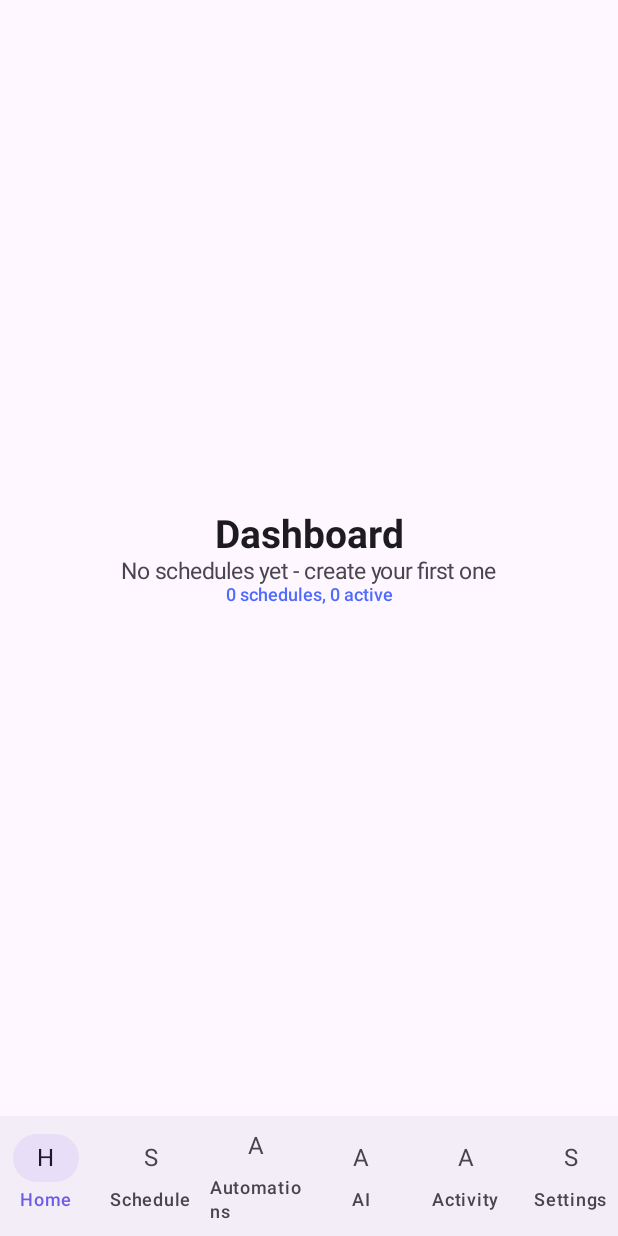
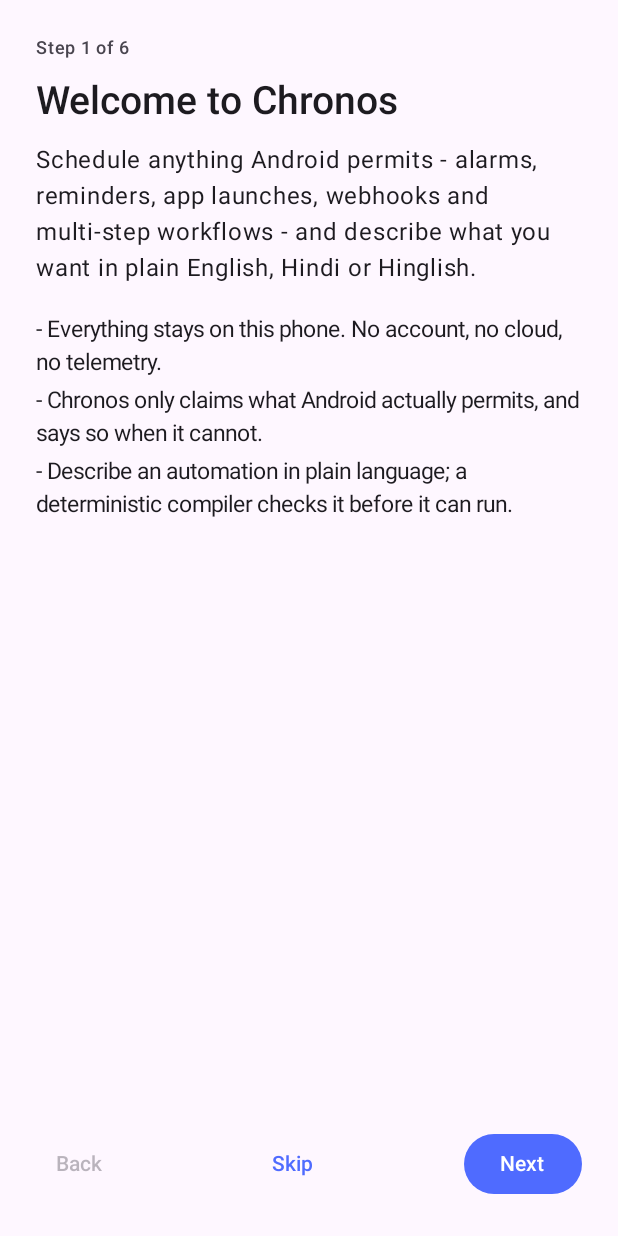
Before and after one commit to puneet-swarup/chronos, an Android app built with Jetpack Compose: the screen it shows after launch (MainActivity), on a phone screen of 412 x 824 dp. Run offline under Robolectric (Android 15) with nearby library versions, the phone set to English and light mode, and no system bars; our stand-ins replace Room's generated code.

Commit message:
feat(app): add a first-run guide for capabilities and permissions (#8)
The app opened straight onto the Home screen, so a new user had no way to learn
what Chronos does or that four Android permissions decide whether it works. This
adds a six-step guide: what Chronos is, notifications, exact alarms, battery
optimisation, Do Not Disturb access, then a tour of the six sections.

Design decisions worth reviewing:

- Nothing is blocking. Every step states the consequence of refusing, offers the
  system screen, and moves on. A guide that gates the app behind permissions would
  contradict the honesty principle the project is built on.
- The permission state is read, never assumed: notifications via
  NotificationManagerCompat, exact alarms via AlarmManager.canScheduleExactAlarms
  on API 31+, battery via PowerManager.isIgnoringBatteryOptimizations, DND via
  NotificationManager.isNotificationPolicyAccessGranted. Each probe is wrapped in
  runCatching and defaults to 'not granted', so an OEM that throws on a system
  service shows the honest answer instead of crashing the first run.
- 'Check again' re-reads the state, because returning from a system settings
  screen does not otherwise notify the app.
- State, step order and the permission mapping live in pure Kotlin
  (OnboardingModels/OnboardingViewModel) behind CapabilityProbe and OnboardingStore
  interfaces, so the flow is unit-tested on the JVM without Robolectric. Nine tests
  cover step bounds, completion persistence, refresh and per-step status.
- Completion is one boolean in SharedPreferences; DataStore would be a dependency
  for a single flag.

MainActivity and ServiceLocator are reformatted to the 4-space style declared in
.editorconfig while editing them; the rest of the repository still uses the single
space its authoring toolchain produced. A repo-wide ktlint/spotless pass is a
separate change.

```diff
--- a/app/build.gradle.kts
+++ b/app/build.gradle.kts
@@ -70,6 +70,9 @@ dependencies {
  implementation(composeBom)
  implementation("androidx.compose.ui:ui")
  implementation("androidx.compose.ui:ui-tooling-preview")
+ // Scroll modifiers and layout primitives; material3 brings this in
+ // transitively, but the first-run guide uses foundation directly.
+ implementation("androidx.compose.foundation:foundation")
  implementation("androidx.compose.material3:material3")
  implementation("androidx.navigation:navigation-compose:2.8.4")
 
--- a/app/src/main/kotlin/com/chronos/app/MainActivity.kt
+++ b/app/src/main/kotlin/com/chronos/app/MainActivity.kt
@@ -11,12 +11,14 @@ import androidx.compose.material3.Text
 import androidx.compose.runtime.Composable
 import androidx.compose.runtime.collectAsState
 import androidx.compose.runtime.getValue
+import androidx.compose.runtime.remember
 import androidx.compose.ui.Modifier
 import androidx.navigation.NavDestination.Companion.hierarchy
 import androidx.navigation.compose.NavHost
 import androidx.navigation.compose.composable
 import androidx.navigation.compose.currentBackStackEntryAsState
 import androidx.navigation.compose.rememberNavController
+import com.chronos.app.onboarding.OnboardingScreen
 import com.chronos.app.ui.ActivityScreen
 import com.chronos.app.ui.AiAssistantScreen
 import com.chronos.app.ui.AutomationsScreen
@@ -28,7 +30,26 @@ import com.chronos.app.ui.theme.ChronosTheme
 class MainActivity : ComponentActivity() {
     override fun onCreate(savedInstanceState: Bundle?) {
         super.onCreate(savedInstanceState)
- setContent { ChronosTheme { ChronosApp() } }
+        setContent { ChronosTheme { ChronosRoot() } }
+    }
+}
+
+// The first run shows the guide; every later launch goes straight to the app.
+@Composable
+fun ChronosRoot() {
+    val onboarding = remember { ServiceLocator.newOnboardingViewModel() }
+    val onboardingState by onboarding.state.collectAsState()
+
+    if (onboardingState.completed) {
+        ChronosApp()
+    } else {
+        OnboardingScreen(
+            state = onboardingState,
+            onNext = onboarding::next,
+            onBack = onboarding::back,
+            onRefresh = onboarding::refresh,
+            onFinish = onboarding::finish,
+        )
     }
 }
 
@@ -46,7 +67,7 @@ private val navItems = listOf(
 @Composable
 fun ChronosApp() {
     val navController = rememberNavController()
- val homeViewModel = ServiceLocator.newHomeViewModel()
+    val homeViewModel = remember { ServiceLocator.newHomeViewModel() }
     val homeState by homeViewModel.state.collectAsState()
 
     Scaffold(
--- a/app/src/main/kotlin/com/chronos/app/ServiceLocator.kt
+++ b/app/src/main/kotlin/com/chronos/app/ServiceLocator.kt
@@ -3,6 +3,11 @@ package com.chronos.app
 import android.content.Context
 import com.chronos.app.data.ChronosDatabase
 import com.chronos.app.data.ScheduleRepository
+import com.chronos.app.onboarding.AndroidCapabilityProbe
+import com.chronos.app.onboarding.CapabilityProbe
+import com.chronos.app.onboarding.OnboardingStore
+import com.chronos.app.onboarding.OnboardingViewModel
+import com.chronos.app.onboarding.SharedPreferencesOnboardingStore
 import com.chronos.app.ui.HomeViewModel
 import com.chronos.core.action.ActionRegistry
 import com.chronos.core.action.DefaultActions
@@ -25,17 +30,29 @@ object ServiceLocator {
     lateinit var modelProvider: LocalModelProvider
         private set
 
+    lateinit var capabilityProbe: CapabilityProbe
+        private set
+
+    lateinit var onboardingStore: OnboardingStore
+        private set
+
     fun init(context: Context) {
         if (initialized) return
         synchronized(this) {
             if (initialized) return
- val db = ChronosDatabase.get(context)
+            val appContext = context.applicationContext
+            val db = ChronosDatabase.get(appContext)
             actionRegistry = DefaultActions.registry()
             repository = ScheduleRepository(db.scheduleDao(), db.executionDao(), db.auditDao())
             modelProvider = SimulatedModelProvider()
+            capabilityProbe = AndroidCapabilityProbe(appContext)
+            onboardingStore = SharedPreferencesOnboardingStore(appContext)
             initialized = true
         }
     }
 
     fun newHomeViewModel(): HomeViewModel = HomeViewModel(repository)
+
+    fun newOnboardingViewModel(): OnboardingViewModel =
+        OnboardingViewModel(capabilityProbe, onboardingStore)
 }
--- /dev/null
+++ b/app/src/main/kotlin/com/chronos/app/onboarding/AndroidCapabilities.kt
@@ -0,0 +1,67 @@
+package com.chronos.app.onboarding
+
+import android.app.AlarmManager
+import android.app.NotificationManager
+import android.content.Context
+import android.os.Build
+import android.os.PowerManager
+import androidx.core.app.NotificationManagerCompat
+
+// Reads the real permission state. Every check is defensive: an OEM that throws
+// on a system service must not crash the first run, so failures degrade to "not
+// granted", which is the honest answer.
+class AndroidCapabilityProbe(private val context: Context) : CapabilityProbe {
+
+    override fun read(): DeviceCapabilities = DeviceCapabilities(
+        notificationsEnabled = notificationsEnabled(),
+        exactAlarmsAllowed = exactAlarmsAllowed(),
+        batteryOptimisationIgnored = batteryOptimisationIgnored(),
+        dndAccessGranted = dndAccessGranted(),
+    )
+
+    private fun notificationsEnabled(): Boolean = runCatching {
+        NotificationManagerCompat.from(context).areNotificationsEnabled()
+    }.getOrDefault(false)
+
+    private fun exactAlarmsAllowed(): Boolean = runCatching {
+        if (Build.VERSION.SDK_INT < Build.VERSION_CODES.S) {
+            // Before Android 12 exact alarms need no special access.
+            true
+        } else {
+            val alarms = context.getSystemService(AlarmManager::class.java)
+            alarms?.canScheduleExactAlarms() ?: false
+        }
+    }.getOrDefault(false)
+
+    private fun batteryOptimisationIgnored(): Boolean = runCatching {
+        val power = context.getSystemService(PowerManager::class.java)
+        power?.isIgnoringBatteryOptimizations(context.packageName) ?: false
+    }.getOrDefault(false)
+
+    private fun dndAccessGranted(): Boolean = runCatching {
+        val notifications = context.getSystemService(NotificationManager::class.java)
+        notifications?.isNotificationPolicyAccessGranted ?: false
+    }.getOrDefault(false)
+}
+
+// SharedPreferences is enough for one boolean; adding DataStore for this would
+// be a dependency for its own sake.
+class SharedPreferencesOnboardingStore(context: Context) : OnboardingStore {
+
+    private val prefs = context.getSharedPreferences(PREFS, Context.MODE_PRIVATE)
+
+    override fun isCompleted(): Boolean = prefs.getBoolean(KEY_COMPLETED, false)
+
+    override fun markCompleted() {
+        prefs.edit().putBoolean(KEY_COMPLETED, true).apply()
+    }
+
+    override fun reset() {
+        prefs.edit().putBoolean(KEY_COMPLETED, false).apply()
+    }
+
+    private companion object {
+        const val PREFS = "chronos.onboarding"
+        const val KEY_COMPLETED = "completed"
+    }
+}
--- /dev/null
+++ b/app/src/main/kotlin/com/chronos/app/onboarding/OnboardingModels.kt
@@ -0,0 +1,144 @@
+package com.chronos.app.onboarding
+
+// Pure-Kotlin onboarding model. Nothing here touches Android, so the step order,
+// the gating rules and the summary maths are unit-testable on any JVM.
+
+// What the user can do about a step. Each value maps to a concrete Android
+// action in OnboardingScreen; NONE means the step is informational.
+enum class OnboardingAction {
+    NONE,
+    REQUEST_NOTIFICATIONS,
+    OPEN_EXACT_ALARM_SETTINGS,
+    OPEN_BATTERY_SETTINGS,
+    OPEN_DND_SETTINGS,
+}
+
+// One page of the first-run guide. The order of the enum constants is the order
+// the user sees.
+//
+// `essential` means Chronos is much less useful without it; `optional` means the
+// feature simply stays off. Nothing is mandatory: blocking a user behind a
+// permission they do not want to grant would contradict the honesty principle.
+enum class OnboardingStep(
+    val title: String,
+    val summary: String,
+    val consequence: String,
+    val action: OnboardingAction,
+    val essential: Boolean,
+) {
+    WELCOME(
+        title = "Welcome to Chronos",
+        summary = "Schedule anything Android permits - alarms, reminders, app launches, " +
+            "webhooks and multi-step workflows - and describe what you want in plain " +
+            "English, Hindi or Hinglish.",
+        consequence = "",
+        action = OnboardingAction.NONE,
+        essential = false,
+    ),
+    NOTIFICATIONS(
+        title = "Notifications",
+        summary = "Chronos delivers alarms and reminders as notifications. Without this " +
+            "permission a schedule can still run, but you will not see that it did.",
+        consequence = "Without it: alarms fire silently or not at all on Android 13+.",
+        action = OnboardingAction.REQUEST_NOTIFICATIONS,
+        essential = true,
+    ),
+    EXACT_ALARMS(
+        title = "Exact alarms",
+        summary = "Exact alarm access lets Chronos fire a schedule at 06:00 rather than " +
+            "\"sometime in the next quarter of an hour\". Android grants it per app and " +
+            "the user can revoke it later.",
+        consequence = "Without it: schedules fall back to inexact delivery, which can be " +
+            "minutes late.",
+        action = OnboardingAction.OPEN_EXACT_ALARM_SETTINGS,
+        essential = true,
+    ),
+    BATTERY(
+        title = "Battery optimisation",
+        summary = "Android puts idle apps into Doze, which can delay or drop background " +
+            "work. Exempting Chronos keeps schedules reliable through the night.",
+        consequence = "Without it: schedules may not run while the phone is idle.",
+        action = OnboardingAction.OPEN_BATTERY_SETTINGS,
+        essential = true,
+    ),
+    DO_NOT_DISTURB(
+        title = "Do Not Disturb access",
+        summary = "Automations that switch Do Not Disturb on or off need this special " +
+            "access. It is only used when a workflow explicitly asks for it.",
+        consequence = "Without it: DND actions are reported as unavailable, and nothing " +
+            "else changes.",
+        action = OnboardingAction.OPEN_DND_SETTINGS,
+        essential = false,
+    ),
+    TOUR(
+        title = "What is where",
+        summary = "Six sections, each with one job. You can come back to this guide from " +
+            "Settings at any time.",
+        consequence = "",
+        action = OnboardingAction.NONE,
+        essential = false,
+    ),
+    ;
+
+    val isInformational: Boolean get() = action == OnboardingAction.NONE
+
+    companion object {
+        val first: OnboardingStep get() = entries.first()
+        val last: OnboardingStep get() = entries.last()
+    }
+}
+
+// A snapshot of what the device currently allows. Defaults are the pessimistic
+// answer, so a failed probe never looks like a granted permission.
+data class DeviceCapabilities(
+    val notificationsEnabled: Boolean = false,
+    val exactAlarmsAllowed: Boolean = false,
+    val batteryOptimisationIgnored: Boolean = false,
+    val dndAccessGranted: Boolean = false,
+) {
+    fun isGranted(action: OnboardingAction): Boolean? = when (action) {
+        OnboardingAction.NONE -> null
+        OnboardingAction.REQUEST_NOTIFICATIONS -> notificationsEnabled
+        OnboardingAction.OPEN_EXACT_ALARM_SETTINGS -> exactAlarmsAllowed
+        OnboardingAction.OPEN_BATTERY_SETTINGS -> batteryOptimisationIgnored
+        OnboardingAction.OPEN_DND_SETTINGS -> dndAccessGranted
+    }
+
+    val grantedCount: Int
+        get() = listOf(
+            notificationsEnabled,
+            exactAlarmsAllowed,
+            batteryOptimisationIgnored,
+            dndAccessGranted,
+        ).count { it }
+
+    val totalCount: Int get() = 4
+}
+
+// Reads the live permission state. Implemented against Android in
+// AndroidCapabilities.kt and faked in tests.
+interface CapabilityProbe {
+    fun read(): DeviceCapabilities
+}
+
+// Remembers that the guide has been seen, so it only opens on a first run.
+interface OnboardingStore {
+    fun isCompleted(): Boolean
+    fun markCompleted()
+    fun reset()
+}
+
+data class OnboardingUiState(
+    val step: OnboardingStep = OnboardingStep.first,
+    val capabilities: DeviceCapabilities = DeviceCapabilities(),
+    val completed: Boolean = false,
+) {
+    val stepNumber: Int get() = step.ordinal + 1
+    val stepCount: Int get() = OnboardingStep.entries.size
+    val isFirstStep: Boolean get() = step == OnboardingStep.first
+    val isLastStep: Boolean get() = step == OnboardingStep.last
+
+    // True when this step asks the user for something and they have not granted
+    // it yet. The screen uses it to decide whether to show the status badge.
+    val currentStepGranted: Boolean? get() = capabilities.isGranted(step.action)
+}
--- /dev/null
+++ b/app/src/main/kotlin/com/chronos/app/onboarding/OnboardingScreen.kt
@@ -0,0 +1,254 @@
+package com.chronos.app.onboarding
+
+import android.Manifest
+import android.content.Context
+import android.content.Intent
+import android.net.Uri
+import android.os.Build
+import android.provider.Settings
+import androidx.activity.compose.rememberLauncherForActivityResult
+import androidx.activity.result.contract.ActivityResultContracts
+import androidx.compose.foundation.layout.Arrangement
+import androidx.compose.foundation.layout.Column
+import androidx.compose.foundation.layout.Row
+import androidx.compose.foundation.layout.Spacer
+import androidx.compose.foundation.layout.fillMaxSize
+import androidx.compose.foundation.layout.fillMaxWidth
+import androidx.compose.foundation.layout.height
+import androidx.compose.foundation.layout.padding
+import androidx.compose.foundation.rememberScrollState
+import androidx.compose.foundation.verticalScroll
+import androidx.compose.material3.Button
+import androidx.compose.material3.Card
+import androidx.compose.material3.CardDefaults
+import androidx.compose.material3.MaterialTheme
+import androidx.compose.material3.Surface
+import androidx.compose.material3.Text
+import androidx.compose.material3.TextButton
+import androidx.compose.runtime.Composable
+import androidx.compose.ui.Alignment
+import androidx.compose.ui.Modifier
+import androidx.compose.ui.platform.LocalContext
+import androidx.compose.ui.text.font.FontWeight
+import androidx.compose.ui.unit.dp
+
+// The first-run guide. It explains what Chronos can do, then asks for the four
+// things Android requires from the user, one at a time, with the consequence of
+// refusing stated up front. Nothing is blocking and nothing is requested twice.
+@Composable
+fun OnboardingScreen(
+    state: OnboardingUiState,
+    onNext: () -> Unit,
+    onBack: () -> Unit,
+    onRefresh: () -> Unit,
+    onFinish: () -> Unit,
+) {
+    val context = LocalContext.current
+    val notificationLauncher = rememberLauncherForActivityResult(
+        contract = ActivityResultContracts.RequestPermission(),
+    ) { onRefresh() }
+
+    Surface(
+        modifier = Modifier.fillMaxSize(),
+        color = MaterialTheme.colorScheme.background,
+    ) {
+        Column(modifier = Modifier.fillMaxSize().padding(24.dp)) {
+            Column(
+                modifier = Modifier
+                    .fillMaxWidth()
+                    .weight(1f)
+                    .verticalScroll(rememberScrollState()),
+            ) {
+                Text(
+                    text = "Step " + state.stepNumber + " of " + state.stepCount,
+                    style = MaterialTheme.typography.labelMedium,
+                    color = MaterialTheme.colorScheme.onSurfaceVariant,
+                )
+                Spacer(Modifier.height(12.dp))
+                Text(
+                    text = state.step.title,
+                    style = MaterialTheme.typography.headlineMedium,
+                    fontWeight = FontWeight.SemiBold,
+                )
+                Spacer(Modifier.height(12.dp))
+                Text(text = state.step.summary, style = MaterialTheme.typography.bodyLarge)
+
+                if (!state.step.isInformational) {
+                    Spacer(Modifier.height(20.dp))
+                    PermissionCard(
+                        state = state,
+                        onAllow = {
+                            when (state.step.action) {
+                                OnboardingAction.REQUEST_NOTIFICATIONS -> {
+                                    if (Build.VERSION.SDK_INT >= Build.VERSION_CODES.TIRAMISU) {
+                                        notificationLauncher.launch(Manifest.permission.POST_NOTIFICATIONS)
+                                    } else {
+                                        openNotificationSettings(context)
+                                    }
+                                }
+                                OnboardingAction.OPEN_EXACT_ALARM_SETTINGS ->
+                                    openExactAlarmSettings(context)
+                                OnboardingAction.OPEN_BATTERY_SETTINGS ->
+                                    openBatterySettings(context)
+                                OnboardingAction.OPEN_DND_SETTINGS ->
+                                    openSettings(context, Settings.ACTION_NOTIFICATION_POLICY_ACCESS_SETTINGS, null)
+                                OnboardingAction.NONE -> Unit
+                            }
+                        },
+                        onRefresh = onRefresh,
+                    )
+                }
+
+                if (state.step == OnboardingStep.WELCOME) {
+                    Spacer(Modifier.height(20.dp))
+                    Principles()
+                }
+
+                if (state.step == OnboardingStep.TOUR) {
+                    Spacer(Modifier.height(20.dp))
+                    Tour()
+                    Spacer(Modifier.height(20.dp))
+                    Text(
+                        text = "Permissions granted so far: " +
+                            state.capabilities.grantedCount + " of " + state.capabilities.totalCount +
+                            ". Anything you skipped stays visible in Settings, and every action " +
+                            "Chronos cannot perform will say so instead of failing quietly.",
+                        style = MaterialTheme.typography.bodyMedium,
+                        color = MaterialTheme.colorScheme.onSurfaceVariant,
+                    )
+                }
+            }
+
+            Spacer(Modifier.height(16.dp))
+            Row(
+                modifier = Modifier.fillMaxWidth(),
+                verticalAlignment = Alignment.CenterVertically,
+            ) {
+                TextButton(onClick = onBack, enabled = !state.isFirstStep) {
+                    Text("Back")
+                }
+                Spacer(Modifier.weight(1f))
+                if (!state.isLastStep) {
+                    TextButton(onClick = onFinish) { Text("Skip") }
+                }
+                Spacer(Modifier.weight(1f))
+                Button(onClick = { if (state.isLastStep) onFinish() else onNext() }) {
+                    Text(if (state.isLastStep) "Start using Chronos" else "Next")
+                }
+            }
+        }
+    }
+}
+
+@Composable
+private fun PermissionCard(
+    state: OnboardingUiState,
+    onAllow: () -> Unit,
+    onRefresh: () -> Unit,
+) {
+    val granted = state.currentStepGranted == true
+    Card(
+        modifier = Modifier.fillMaxWidth(),
+        colors = CardDefaults.cardColors(
+            containerColor = MaterialTheme.colorScheme.surfaceVariant,
+        ),
+    ) {
+        Column(modifier = Modifier.padding(16.dp)) {
+            Text(
+                text = if (granted) "Granted" else if (state.step.essential) "Not granted yet - recommended" else "Not granted yet - optional",
+                style = MaterialTheme.typography.labelLarge,
+                color = if (granted) MaterialTheme.colorScheme.primary else MaterialTheme.colorScheme.onSurfaceVariant,
+            )
+            Spacer(Modifier.height(8.dp))
+            Text(
+                text = state.step.consequence,
+                style = MaterialTheme.typography.bodyMedium,
+            )
+            Spacer(Modifier.height(12.dp))
+            Row(horizontalArrangement = Arrangement.spacedBy(8.dp)) {
+                Button(onClick = onAllow) {
+                    Text(if (granted) "Open settings again" else "Allow")
+                }
+                TextButton(onClick = onRefresh) { Text("Check again") }
+            }
+        }
+    }
+}
+
+@Composable
+private fun Principles() {
+    val lines = listOf(
+        "Everything stays on this phone. No account, no cloud, no telemetry.",
+        "Chronos only claims what Android actually permits, and says so when it cannot.",
+        "Describe an automation in plain language; a deterministic compiler checks it before it can run.",
+    )
+    Column(verticalArrangement = Arrangement.spacedBy(8.dp)) {
+        lines.forEach { line ->
+            Text(text = "- " + line, style = MaterialTheme.typography.bodyMedium)
+        }
+    }
+}
+
+@Composable
+private fun Tour() {
+    val sections = listOf(
+        "Home" to "What is scheduled and whether it is healthy.",
+        "Schedule" to "Create and edit alarms, reminders and recurring rules.",
+        "Automations" to "Multi-step workflows: conditions, delays, approvals.",
+        "AI Assistant" to "Describe what you want; review the proposal before saving.",
+        "Activity" to "Every execution, including the ones that failed and why.",
+        "Settings" to "Permissions, capabilities and this guide.",
+    )
+    Column(verticalArrangement = Arrangement.spacedBy(10.dp)) {
+        sections.forEach { (name, description) ->
+            Text(
+                text = name,
+                style = MaterialTheme.typography.titleSmall,
+            )
+            Text(
+                text = description,
+                style = MaterialTheme.typography.bodyMedium,
+                color = MaterialTheme.colorScheme.onSurfaceVariant,
+            )
+        }
+    }
+}
+
+// Notification settings are addressed by the EXTRA_APP_PACKAGE extra, not by a
+// package: URI like the other two screens.
+private fun openNotificationSettings(context: Context) {
+    runCatching {
+        val intent = Intent(Settings.ACTION_APP_NOTIFICATION_SETTINGS)
+            .putExtra(Settings.EXTRA_APP_PACKAGE, context.packageName)
+            .addFlags(Intent.FLAG_ACTIVITY_NEW_TASK)
+        context.startActivity(intent)
+    }
+}
+
+private fun openExactAlarmSettings(context: Context) {
+    if (Build.VERSION.SDK_INT >= Build.VERSION_CODES.S) {
+        openSettings(
+            context,
+            Settings.ACTION_REQUEST_SCHEDULE_EXACT_ALARM,
+            context.packageName,
+        )
+    }
+}
+
+private fun openBatterySettings(context: Context) =
+    openSettings(context, Settings.ACTION_REQUEST_IGNORE_BATTERY_OPTIMIZATIONS, context.packageName)
+
+// Settings screens are not guaranteed to exist on every OEM build. A missing
+// screen must leave the guide usable, so the failure is swallowed here and the
+// card keeps showing "not granted", which is the truthful state.
+private fun openSettings(context: Context, action: String, packageName: String?) {
+    runCatching {
+        val intent = if (packageName == null) {
+            Intent(action)
+        } else {
+            Intent(action, Uri.parse("package:" + packageName))
+        }
+        intent.addFlags(Intent.FLAG_ACTIVITY_NEW_TASK)
+        context.startActivity(intent)
+    }
+}
--- /dev/null
+++ b/app/src/main/kotlin/com/chronos/app/onboarding/OnboardingViewModel.kt
@@ -0,0 +1,60 @@
+package com.chronos.app.onboarding
+
+import androidx.lifecycle.ViewModel
+import kotlinx.coroutines.flow.MutableStateFlow
+import kotlinx.coroutines.flow.StateFlow
+import kotlinx.coroutines.flow.asStateFlow
+import kotlinx.coroutines.flow.update
+
+// Drives the first-run guide. Deliberately dependency-free: the probe and the
+// store are interfaces, so this class is unit-tested without Robolectric.
+class OnboardingViewModel(
+    private val probe: CapabilityProbe,
+    private val store: OnboardingStore,
+) : ViewModel() {
+
+    private val _state = MutableStateFlow(
+        OnboardingUiState(
+            step = OnboardingStep.first,
+            capabilities = probe.read(),
+            completed = store.isCompleted(),
+        ),
+    )
+    val state: StateFlow<OnboardingUiState> = _state.asStateFlow()
+
+    // Called on entering the screen, when the user returns from a system
+    // settings screen, and after a permission dialog resolves.
+    fun refresh() {
+        _state.update { it.copy(capabilities = probe.read()) }
+    }
+
+    fun next() {
+        _state.update { current ->
+            val following = OnboardingStep.entries.getOrNull(current.step.ordinal + 1)
+            if (following == null) current else current.copy(step = following)
+        }
+    }
+
+    fun back() {
+        _state.update { current ->
+            val previous = OnboardingStep.entries.getOrNull(current.step.ordinal - 1)
+            if (previous == null) current else current.copy(step = previous)
+        }
+    }
+
+    fun goTo(step: OnboardingStep) {
+        _state.update { it.copy(step = step) }
+    }
+
+    // The guide is never a gate: skipping is allowed from the first page, and
+    // Settings can reopen it later.
+    fun finish() {
+        store.markCompleted()
+        _state.update { it.copy(completed = true) }
+    }
+
+    fun reopen() {
+        store.reset()
+        _state.update { it.copy(completed = false, step = OnboardingStep.first, capabilities = probe.read()) }
+    }
+}
```
Also changed, not shown: 3 other files. Lines whose indentation alone changed are shown as unchanged.
